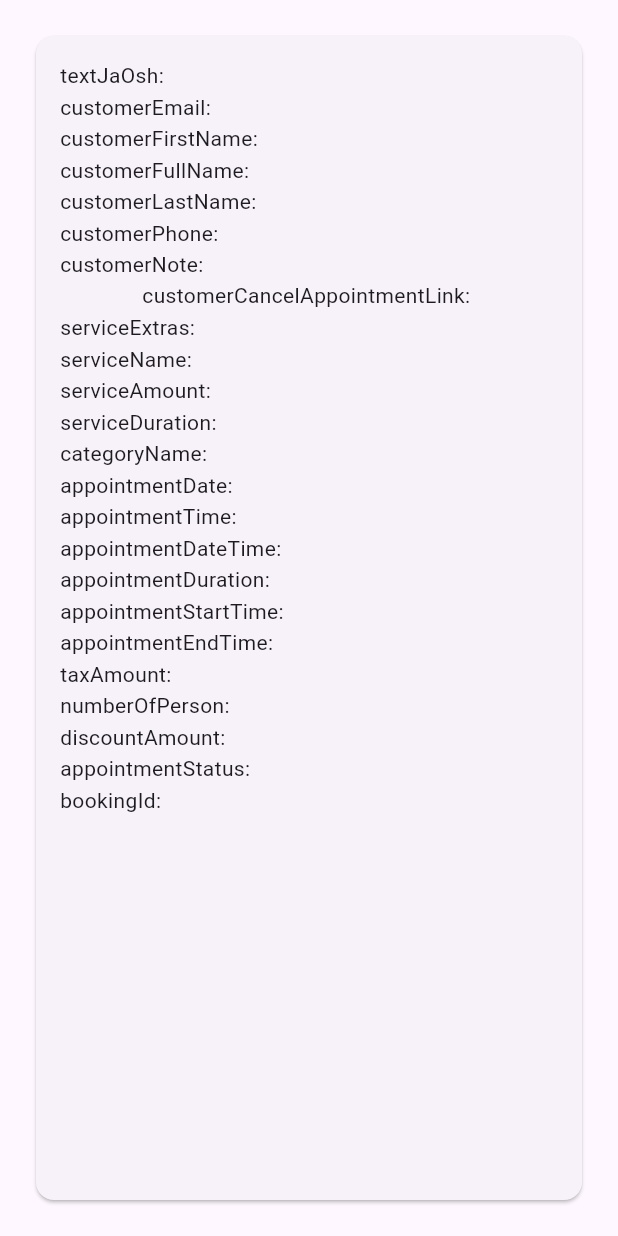
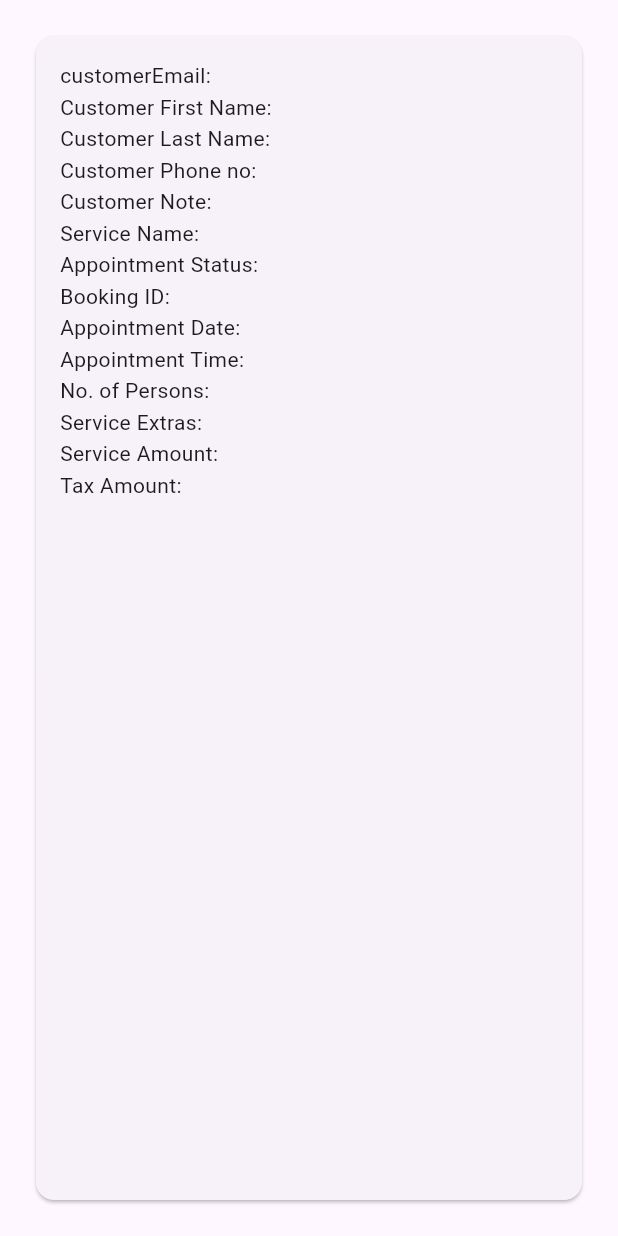
Before and after one commit to shubham-alemeno/ids-qrcode-scanner-flutter, a Flutter app: the DataDisplayWidget widget shown alone on an empty page, opened directly, on a phone screen of 412 x 824 dp. Run offline on Flutter 3.47's test engine with Material 3 defaults, Android fonts, the light colour scheme and no system bars; our stand-ins replace bloc, connectivity_plus, flutter_bloc; missing offline and left inert: mobile_scanner.

Commit message:
Refactor data display in DataDisplayWidget

```diff
--- a/lib/features/qrscanner/widgets/data_display_widget.dart
+++ b/lib/features/qrscanner/widgets/data_display_widget.dart
@@ -1,5 +1,4 @@
 import 'package:flutter/material.dart';
-import 'package:flutter/widgets.dart';
 import 'package:ids_qrcode_scanner/features/qrscanner/data/models.dart';
 
 Widget DataDisplayWidget({required Appointment listItem}) {
@@ -13,99 +12,92 @@ Widget DataDisplayWidget({required Appointment listItem}) {
             children: [
               Row(
                 mainAxisAlignment: MainAxisAlignment.spaceBetween,
-                children: [const Text("textJaOsh: "), Text(listItem.textJaOsh)],
-              ),
-              Row(
-                mainAxisAlignment: MainAxisAlignment.spaceBetween,
                 children: [const Text("customerEmail: "), Text(listItem.customerEmail)],
               ),
               Row(
                 mainAxisAlignment: MainAxisAlignment.spaceBetween,
-                children: [const Text("customerFirstName: "), Text(listItem.customerFirstName)],
+                children: [const Text("Customer First Name: "), Text(listItem.customerFirstName)],
               ),
               Row(
                 mainAxisAlignment: MainAxisAlignment.spaceBetween,
-                children: [const Text("customerFullName: "), Text(listItem.customerFullName)],
+                children: [const Text("Customer Last Name: "), Text(listItem.customerLastName)],
               ),
               Row(
                 mainAxisAlignment: MainAxisAlignment.spaceBetween,
-                children: [const Text("customerLastName: "), Text(listItem.customerLastName)],
+                children: [const Text("Customer Phone no: "), Text(listItem.customerPhone)],
               ),
               Row(
                 mainAxisAlignment: MainAxisAlignment.spaceBetween,
-                children: [const Text("customerPhone: "), Text(listItem.customerPhone)],
+                children: [const Text("Customer Note: "), Text(listItem.customerNote)],
+              ),
+              // Line Break-------------------------->
+              Row(
+                mainAxisAlignment: MainAxisAlignment.spaceBetween,
+                children: [const Text("Service Name: "), Text(listItem.serviceName)],
               ),
               Row(
                 mainAxisAlignment: MainAxisAlignment.spaceBetween,
-                children: [const Text("customerNote: "), Text(listItem.customerNote)],
-              ),
-              Wrap(
-                children: [const Text("customerCancelAppointmentLink: "), Text(listItem.customerCancelAppointmentLink)],
+                children: [const Text("Appointment Status: "), Text(listItem.appointmentStatus)],
               ),
               Row(
                 mainAxisAlignment: MainAxisAlignment.spaceBetween,
-                children: [const Text("serviceExtras: "), Text(listItem.serviceExtras)],
+                children: [const Text("Booking ID: "), Text(listItem.bookingId)],
               ),
               Row(
                 mainAxisAlignment: MainAxisAlignment.spaceBetween,
-                children: [const Text("serviceName: "), Text(listItem.serviceName)],
+                children: [const Text("Appointment Date: "), Text(listItem.appointmentDate)],
               ),
               Row(
                 mainAxisAlignment: MainAxisAlignment.spaceBetween,
-                children: [const Text("serviceAmount: "), Text(listItem.serviceAmount)],
+                children: [const Text("Appointment Time: "), Text(listItem.appointmentTime)],
               ),
               Row(
                 mainAxisAlignment: MainAxisAlignment.spaceBetween,
-                children: [const Text("serviceDuration: "), Text(listItem.serviceDuration)],
+                children: [const Text("No. of Persons: "), Text(listItem.numberOfPerson)],
               ),
               Row(
                 mainAxisAlignment: MainAxisAlignment.spaceBetween,
-                children: [const Text("categoryName: "), Text(listItem.categoryName)],
+                children: [const Text("Service Extras: "), Text(listItem.serviceExtras)],
               ),
               Row(
                 mainAxisAlignment: MainAxisAlignment.spaceBetween,
-                children: [const Text("appointmentDate: "), Text(listItem.appointmentDate)],
+                children: [const Text("Service Amount: "), Text(listItem.serviceAmount)],
               ),
               Row(
                 mainAxisAlignment: MainAxisAlignment.spaceBetween,
-                children: [const Text("appointmentTime: "), Text(listItem.appointmentTime)],
+                children: [const Text("Tax Amount: "), Text(listItem.taxAmount)],
               ),
-              Row(
-                mainAxisAlignment: MainAxisAlignment.spaceBetween,
-                children: [const Text("appointmentDateTime: "), Text(listItem.appointmentDateTime)],
-              ),
-              Row(
-                mainAxisAlignment: MainAxisAlignment.spaceBetween,
-                children: [const Text("appointmentDuration: "), Text(listItem.appointmentDuration)],
-              ),
-              Row(
-                mainAxisAlignment: MainAxisAlignment.spaceBetween,
-                children: [const Text("appointmentStartTime: "), Text(listItem.appointmentStartTime)],
-              ),
-              Row(
-                mainAxisAlignment: MainAxisAlignment.spaceBetween,
-                children: [const Text("appointmentEndTime: "), Text(listItem.appointmentEndTime)],
-              ),
-              Row(
-                mainAxisAlignment: MainAxisAlignment.spaceBetween,
-                children: [const Text("taxAmount: "), Text(listItem.taxAmount)],
-              ),
-              Row(
-                mainAxisAlignment: MainAxisAlignment.spaceBetween,
-                children: [const Text("numberOfPerson: "), Text(listItem.numberOfPerson)],
-              ),
-              Row(
-                mainAxisAlignment: MainAxisAlignment.spaceBetween,
-                children: [const Text("discountAmount: "), Text(listItem.discountAmount)],
-              ),
-              Row(
-                mainAxisAlignment: MainAxisAlignment.spaceBetween,
-                children: [const Text("appointmentStatus: "), Text(listItem.appointmentStatus)],
-              ),
-              Row(
-                mainAxisAlignment: MainAxisAlignment.spaceBetween,
-                children: [const Text("bookingId: "), Text(listItem.bookingId)],
-              ),
+              // Wrap(
+              //   children: [const Text("customerCancelAppointmentLink: "), Text(listItem.customerCancelAppointmentLink)],
+              // ),
+              // Row(
+              //   mainAxisAlignment: MainAxisAlignment.spaceBetween,
+              //   children: [const Text("serviceDuration: "), Text(listItem.serviceDuration)],
+              // ),
+              // Row(
+              //   mainAxisAlignment: MainAxisAlignment.spaceBetween,
+              //   children: [const Text("categoryName: "), Text(listItem.categoryName)],
+              // ),
+              // Row(
+              //   mainAxisAlignment: MainAxisAlignment.spaceBetween,
+              //   children: [const Text("appointmentDateTime: "), Text(listItem.appointmentDateTime)],
+              // ),
+              // Row(
+              //   mainAxisAlignment: MainAxisAlignment.spaceBetween,
+              //   children: [const Text("appointmentDuration: "), Text(listItem.appointmentDuration)],
+              // ),
+              // Row(
+              //   mainAxisAlignment: MainAxisAlignment.spaceBetween,
+              //   children: [const Text("appointmentStartTime: "), Text(listItem.appointmentStartTime)],
+              // ),
+              // Row(
+              //   mainAxisAlignment: MainAxisAlignment.spaceBetween,
+              //   children: [const Text("appointmentEndTime: "), Text(listItem.appointmentEndTime)],
+              // ),
+              // Row(
+              //   mainAxisAlignment: MainAxisAlignment.spaceBetween,
+              //   children: [const Text("discountAmount: "), Text(listItem.discountAmount)],
+              // ),
             ],
           ),
         ),
```
